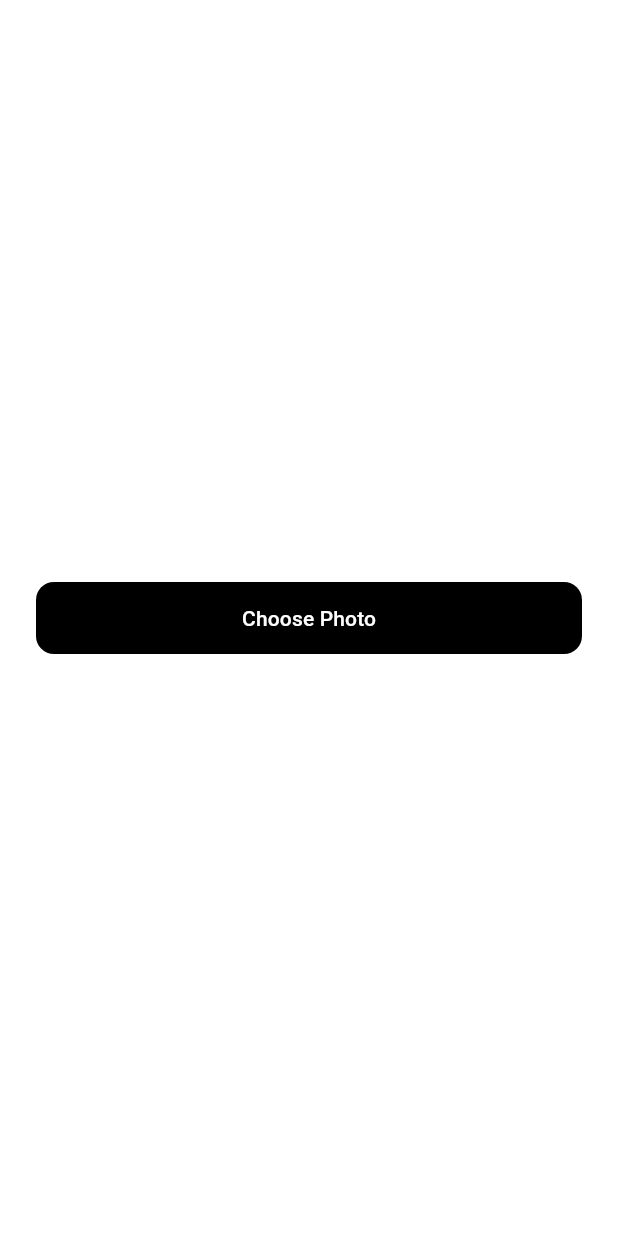
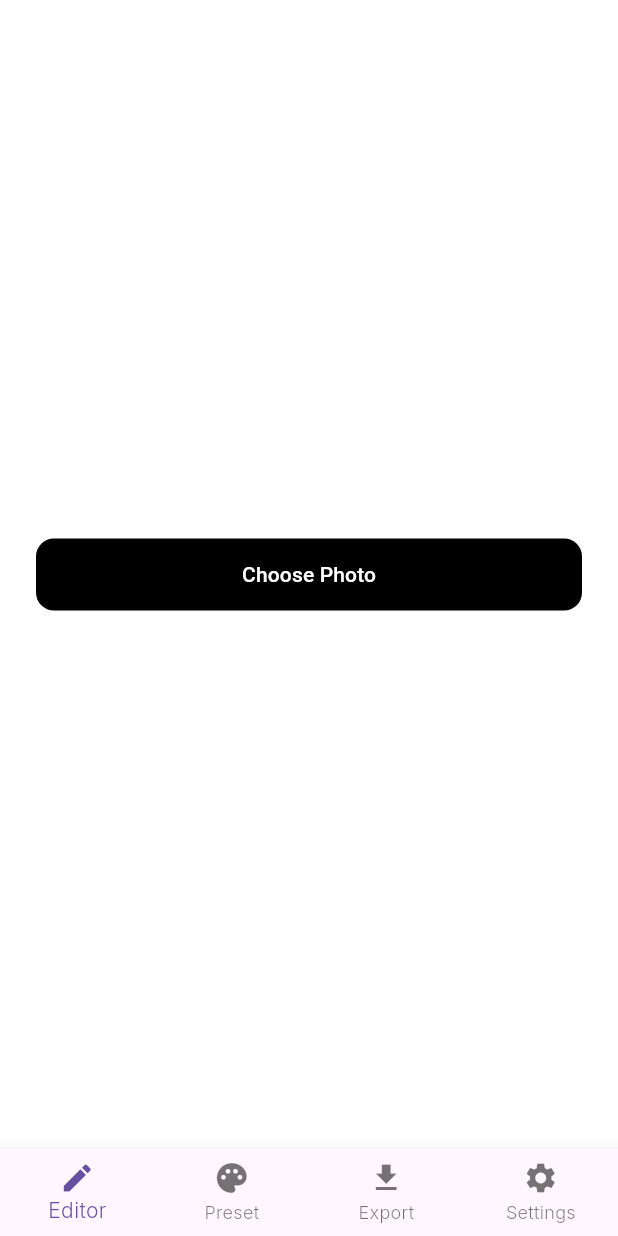
Before and after one commit to Mustofa12312/watermark_foto, a Flutter app: the screen it shows after launch, on a phone screen of 412 x 824 dp. Run offline on Flutter 3.47's test engine with Material 3 defaults, Android fonts, the light colour scheme and no system bars; our stand-ins replace flutter_riverpod, google_fonts, image_picker; missing offline and left inert: exif.

Commit message:
Update Bottom Navigation Bar

```diff
--- a/lib/app.dart
+++ b/lib/app.dart
@@ -1,7 +1,7 @@
 import 'package:flutter/material.dart';
 
 import 'core/theme/app_theme.dart';
-import 'shared/routes.dart';
+import 'features/navigation/navigation_screen.dart';
 
 class App extends StatelessWidget {
   const App({super.key});
@@ -10,12 +10,11 @@ class App extends StatelessWidget {
   Widget build(BuildContext context) {
     return MaterialApp(
       debugShowCheckedModeBanner: false,
-      title: 'Watermark Pro',
+      title: 'Lens Mark',
       theme: AppTheme.light,
 
-      // Routing terpusat
-      onGenerateRoute: AppRoutes.onGenerateRoute,
-      initialRoute: AppRoutes.picker,
+      // Root aplikasi sekarang adalah Bottom Navigation
+      home: const NavigationScreen(),
     );
   }
 }
--- /dev/null
+++ b/lib/features/navigation/navigation_controller.dart
@@ -0,0 +1,15 @@
+import 'package:flutter_riverpod/flutter_riverpod.dart';
+
+/// Menyimpan index tab bottom navigation
+final navigationControllerProvider =
+    StateNotifierProvider<NavigationController, int>(
+      (ref) => NavigationController(),
+    );
+
+class NavigationController extends StateNotifier<int> {
+  NavigationController() : super(0);
+
+  void changeTab(int index) {
+    state = index;
+  }
+}
--- /dev/null
+++ b/lib/features/navigation/navigation_screen.dart
@@ -0,0 +1,69 @@
+import 'package:flutter/material.dart';
+import 'package:flutter_riverpod/flutter_riverpod.dart';
+
+import '../picker/picker_screen.dart';
+import '../presets/preset_screen.dart';
+import '../settings/settings_screen.dart';
+import 'navigation_controller.dart';
+
+class NavigationScreen extends ConsumerWidget {
+  const NavigationScreen({super.key});
+
+  @override
+  Widget build(BuildContext context, WidgetRef ref) {
+    final currentIndex = ref.watch(navigationControllerProvider);
+
+    return Scaffold(
+      body: IndexedStack(
+        index: currentIndex,
+        children: const [
+          /// TAB 0 — Editor
+          /// PickerScreen akan mengurus pilih foto → editor
+          PickerScreen(),
+
+          /// TAB 1 — Preset
+          PresetScreen(),
+
+          /// TAB 2 — Export
+          ExportScreenPlaceholder(),
+
+          /// TAB 3 — Settings
+          SettingsScreen(),
+        ],
+      ),
+      bottomNavigationBar: BottomNavigationBar(
+        currentIndex: currentIndex,
+        onTap: (index) {
+          ref.read(navigationControllerProvider.notifier).changeTab(index);
+        },
+        type: BottomNavigationBarType.fixed,
+        items: const [
+          BottomNavigationBarItem(icon: Icon(Icons.edit), label: 'Editor'),
+          BottomNavigationBarItem(icon: Icon(Icons.palette), label: 'Preset'),
+          BottomNavigationBarItem(icon: Icon(Icons.download), label: 'Export'),
+          BottomNavigationBarItem(
+            icon: Icon(Icons.settings),
+            label: 'Settings',
+          ),
+        ],
+      ),
+    );
+  }
+}
+
+/// Placeholder Export
+/// Nanti akan diganti ExportScreen sebenarnya
+/// setelah EditorState terhubung
+class ExportScreenPlaceholder extends StatelessWidget {
+  const ExportScreenPlaceholder({super.key});
+
+  @override
+  Widget build(BuildContext context) {
+    return const Center(
+      child: Text(
+        'Export (select photo first)',
+        style: TextStyle(fontSize: 16),
+      ),
+    );
+  }
+}
```
Also changed, not shown: lib/features/presets/preset_controller.dart (added, +15 -0 lines), lib/features/presets/preset_item_widget.dart (added, +39 -0 lines), lib/features/presets/preset_screen.dart (added, +52 -0 lines).
